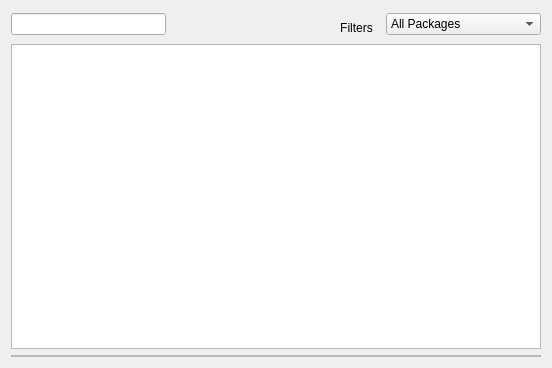
The window that AddRm/KpkAddRm.ui (KDE/apper) describes before a commit, drawn with Qt 5.
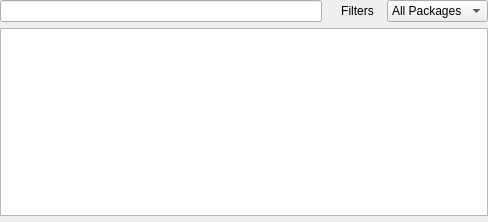
The same window after the commit. Custom widgets are drawn as their Qt base class.

Patch:
```diff
--- a/AddRm/KpkAddRm.ui
+++ b/AddRm/KpkAddRm.ui
@@ -5,8 +5,8 @@
    <rect>
     <x>0</x>
     <y>0</y>
-    <width>552</width>
-    <height>368</height>
+    <width>488</width>
+    <height>222</height>
    </rect>
   </property>
   <property name="sizePolicy" >
@@ -22,7 +22,12 @@
    <locale country="UnitedStates" language="English" />
   </property>
   <layout class="QGridLayout" name="gridLayout" >
-   <item rowspan="2" row="0" column="0" >
+   <property name="margin" >
+    <number>0</number>
+   </property>
+   <item row="0" column="0" >
+    <layout class="QHBoxLayout" name="horizontalLayout" >
+     <item>
     <widget class="KLineEdit" name="searchKLE" >
      <property name="clickMessage" >
       <string>Search package name</string>
@@ -32,31 +37,22 @@
      </property>
     </widget>
    </item>
-   <item rowspan="2" row="0" column="1" colspan="2" >
+     <item>
     <widget class="QWidget" native="1" name="widget" >
-     <layout class="QGridLayout" name="gridLayout_9" >
-      <item row="0" column="0" >
-       <layout class="QGridLayout" name="gridLayout_8" />
-      </item>
-     </layout>
-    </widget>
-   </item>
-   <item rowspan="2" row="0" column="3" >
-    <widget class="QComboBox" name="groupsCB" >
      <property name="sizePolicy" >
-      <sizepolicy vsizetype="Fixed" hsizetype="Preferred" >
+        <sizepolicy vsizetype="Preferred" hsizetype="Fixed" >
        <horstretch>0</horstretch>
        <verstretch>0</verstretch>
       </sizepolicy>
      </property>
+       <layout class="QGridLayout" name="gridLayout_2" >
+        <property name="margin" >
+         <number>0</number>
+        </property>
+       </layout>
+      </widget>
+     </item>
      <item>
-      <property name="text" >
-       <string>All Packages</string>
-      </property>
-     </item>
-    </widget>
-   </item>
-   <item row="1" column="2" >
     <widget class="QToolButton" name="filtersTB" >
      <property name="locale" >
       <locale country="UnitedStates" language="English" />
@@ -78,7 +74,18 @@
      </property>
     </widget>
    </item>
-   <item row="2" column="0" colspan="4" >
+     <item>
+      <widget class="QComboBox" name="groupsCB" >
+       <item>
+        <property name="text" >
+         <string>All Packages</string>
+        </property>
+       </item>
+      </widget>
+     </item>
+    </layout>
+   </item>
+   <item row="1" column="0" >
     <widget class="QTreeView" name="packageView" >
      <property name="sizePolicy" >
       <sizepolicy vsizetype="Expanding" hsizetype="Expanding" >
@@ -121,28 +128,10 @@
      </property>
     </widget>
    </item>
-   <item row="3" column="0" colspan="4" >
-    <widget class="QFrame" name="notifyF" >
-     <property name="frameShape" >
-      <enum>QFrame::StyledPanel</enum>
-     </property>
-     <property name="frameShadow" >
-      <enum>QFrame::Plain</enum>
-     </property>
-     <layout class="QGridLayout" name="gridLayout_7" >
-      <property name="margin" >
-       <number>0</number>
-      </property>
-      <property name="spacing" >
-       <number>0</number>
-      </property>
-      <item row="0" column="0" >
+   <item row="2" column="0" >
        <widget class="KpkTransactionBar" native="1" name="transactionBar" />
       </item>
      </layout>
-    </widget>
-   </item>
-  </layout>
   <action name="actionFindName" >
    <property name="text" >
     <string>Find Name</string>
```
Left out of the diff: 9 changed lines with no effect on the pictures. Lines whose indentation alone changed are shown as unchanged.
